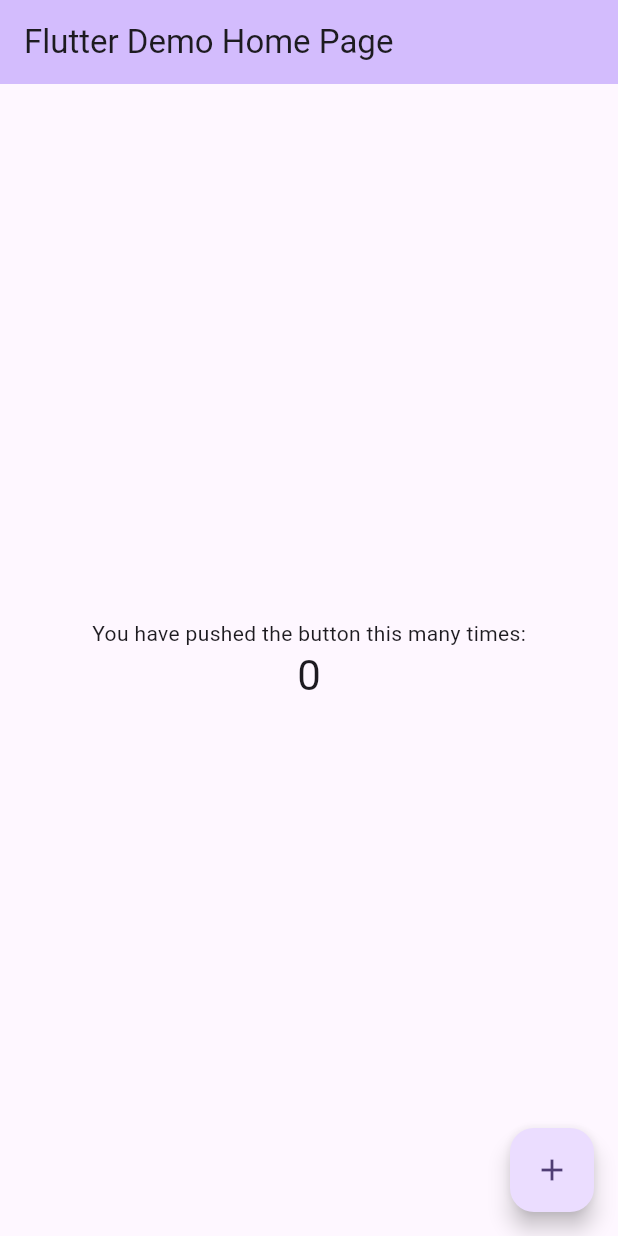
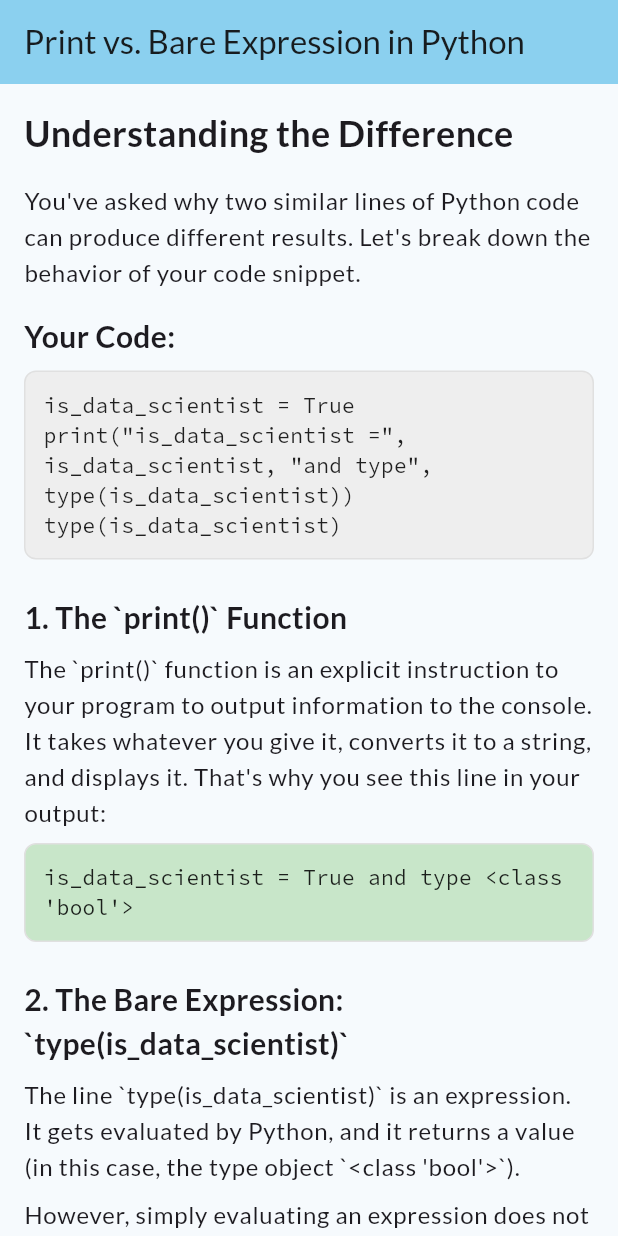
Before and after one commit to could-ai/019a486a-d7b4-7a4c-970e-a72b8088dee4, a Flutter app: the screen it shows after launch, on a phone screen of 412 x 824 dp. Run offline on Flutter 3.47's test engine with Material 3 defaults, Android fonts, the phone set to English and light mode, and no system bars; our stand-ins replace google_fonts.

Commit message:
I have created a Flutter application that provides a detailed explanation for your Python question. The app clarifies the fundamental difference between using the `print()` function and evaluating a bare expression in Python.
Key changes include:
- Replacing the default counter app with a new `CodeExplanationScreen`.
- This screen uses a `ListView` to present a clear, structured explanation.
- It breaks down why `print()` always produces output, while a bare expression like `type()` only shows output in specific interactive environments (like Jupyter or a REPL).
- Code snippets are highlighted in distinct blocks for better readability, using the `google_fonts` package for improved typography.
- The UI is designed to be clean and educational, directly addressing the core of your question about why the two code constructs behave differently.; To enhance the visual presentation of the code explanation screen, I have added the `google_fonts` package to the project's dependencies. This allows for the use of custom fonts, specifically for styling the text and making the code snippets more readable and distinct from the explanatory content. This change improves the overall user experience and clarity of the information presented in the app.

```diff
--- a/usr/lib/main.dart
+++ b/usr/lib/main.dart
@@ -1,4 +1,5 @@
 import 'package:flutter/material.dart';
+import 'package:google_fonts/google_fonts.dart';
 
 void main() {
   runApp(const MyApp());
@@ -7,114 +8,142 @@ void main() {
 class MyApp extends StatelessWidget {
   const MyApp({super.key});
 
-  // This widget is the root of your application.
   @override
   Widget build(BuildContext context) {
     return MaterialApp(
-      title: 'Flutter Demo',
+      title: 'Python Code Explanation',
       debugShowCheckedModeBanner: false,
       theme: ThemeData(
-        // This is the theme of your application.
-        //
-        // TRY THIS: Try running your application with "flutter run". You'll see
-        // the application has a purple toolbar. Then, without quitting the app,
-        // try changing the seedColor in the colorScheme below to Colors.green
-        // and then invoke "hot reload" (save your changes or press the "hot
-        // reload" button in a Flutter-supported IDE, or press "r" if you used
-        // the command line to start the app).
-        //
-        // Notice that the counter didn't reset back to zero; the application
-        // state is not lost during the reload. To reset the state, use hot
-        // restart instead.
-        //
-        // This works for code too, not just values: Most code changes can be
-        // tested with just a hot reload.
-        colorScheme: ColorScheme.fromSeed(seedColor: Colors.deepPurple),
+        colorScheme: ColorScheme.fromSeed(seedColor: Colors.blueGrey),
+        useMaterial3: true,
+        textTheme: GoogleFonts.latoTextTheme(),
       ),
-      home: const MyHomePage(title: 'Flutter Demo Home Page'),
+      home: const CodeExplanationScreen(),
     );
   }
 }
 
-class MyHomePage extends StatefulWidget {
-  const MyHomePage({super.key, required this.title});
-
-  // This widget is the home page of your application. It is stateful, meaning
-  // that it has a State object (defined below) that contains fields that affect
-  // how it looks.
-
-  // This class is the configuration for the state. It holds the values (in this
-  // case the title) provided by the parent (in this case the App widget) and
-  // used by the build method of the State. Fields in a Widget subclass are
-  // always marked "final".
-
-  final String title;
-
-  @override
-  State<MyHomePage> createState() => _MyHomePageState();
-}
-
-class _MyHomePageState extends State<MyHomePage> {
-  int _counter = 0;
-
-  void _incrementCounter() {
-    setState(() {
-      // This call to setState tells the Flutter framework that something has
-      // changed in this State, which causes it to rerun the build method below
-      // so that the display can reflect the updated values. If we changed
-      // _counter without calling setState(), then the build method would not be
-      // called again, and so nothing would appear to happen.
-      _counter++;
-    });
-  }
+class CodeExplanationScreen extends StatelessWidget {
+  const CodeExplanationScreen({super.key});
 
   @override
   Widget build(BuildContext context) {
-    // This method is rerun every time setState is called, for instance as done
-    // by the _incrementCounter method above.
-    //
-    // The Flutter framework has been optimized to make rerunning build methods
-    // fast, so that you can just rebuild anything that needs updating rather
-    // than having to individually change instances of widgets.
+    final codeStyle = GoogleFonts.sourceCodePro(
+      backgroundColor: Colors.grey[200],
+      color: Colors.black87,
+      fontSize: 14,
+    );
+    final textStyle =
+        Theme.of(context).textTheme.bodyLarge?.copyWith(height: 1.5);
+
     return Scaffold(
       appBar: AppBar(
-        // TRY THIS: Try changing the color here to a specific color (to
-        // Colors.amber, perhaps?) and trigger a hot reload to see the AppBar
-        // change color while the other colors stay the same.
+        title: const Text('Print vs. Bare Expression in Python'),
         backgroundColor: Theme.of(context).colorScheme.inversePrimary,
-        // Here we take the value from the MyHomePage object that was created by
-        // the App.build method, and use it to set our appbar title.
-        title: Text(widget.title),
       ),
-      body: Center(
-        // Center is a layout widget. It takes a single child and positions it
-        // in the middle of the parent.
-        child: Column(
-          // Column is also a layout widget. It takes a list of children and
-          // arranges them vertically. By default, it sizes itself to fit its
-          // children horizontally, and tries to be as tall as its parent.
-          //
-          // Column has various properties to control how it sizes itself and
-          // how it positions its children. Here we use mainAxisAlignment to
-          // center the children vertically; the main axis here is the vertical
-          // axis because Columns are vertical (the cross axis would be
-          // horizontal).
-          //
-          // TRY THIS: Invoke "debug painting" (choose the "Toggle Debug Paint"
-          // action in the IDE, or press "p" in the console), to see the
-          // wireframe for each widget.
-          mainAxisAlignment: MainAxisAlignment.center,
-          children: <Widget>[
-            const Text('You have pushed the button this many times:'),
-            Text('$_counter', style: Theme.of(context).textTheme.headlineMedium),
-          ],
-        ),
+      body: ListView(
+        padding: const EdgeInsets.all(16.0),
+        children: [
+          const Text(
+            'Understanding the Difference',
+            style: TextStyle(fontSize: 24, fontWeight: FontWeight.bold),
+          ),
+          const SizedBox(height: 16),
+          Text(
+            "You've asked why two similar lines of Python code can produce different results. Let's break down the behavior of your code snippet.",
+            style: textStyle,
+          ),
+          const SizedBox(height: 16),
+          const Text(
+            'Your Code:',
+            style: TextStyle(fontSize: 20, fontWeight: FontWeight.w600),
+          ),
+          const SizedBox(height: 8),
+          _buildCodeBlock(
+            '''
+is_data_scientist = True
+print("is_data_scientist =", is_data_scientist, "and type", type(is_data_scientist))
+type(is_data_scientist)
+''',
+            codeStyle,
+          ),
+          const SizedBox(height: 24),
+          const Text(
+            '1. The `print()` Function',
+            style: TextStyle(fontSize: 20, fontWeight: FontWeight.w600),
+          ),
+          const SizedBox(height: 8),
+          Text(
+            "The `print()` function is an explicit instruction to your program to output information to the console. It takes whatever you give it, converts it to a string, and displays it. That's why you see this line in your output:",
+            style: textStyle,
+          ),
+          const SizedBox(height: 8),
+          _buildCodeBlock(
+            'is_data_scientist = True and type <class \'bool\'>',
+            codeStyle.copyWith(backgroundColor: Colors.green[100]),
+          ),
+          const SizedBox(height: 24),
+          const Text(
+            '2. The Bare Expression: `type(is_data_scientist)`',
+            style: TextStyle(fontSize: 20, fontWeight: FontWeight.w600),
+          ),
+          const SizedBox(height: 8),
+          Text(
+            "The line `type(is_data_scientist)` is an expression. It gets evaluated by Python, and it returns a value (in this case, the type object `<class 'bool'>`).",
+            style: textStyle,
+          ),
+          const SizedBox(height: 8),
+          Text(
+            "However, simply evaluating an expression does not automatically print its result to the screen when running a script. The program calculates the result and, since you don't assign it to a variable or pass it to a function like `print()`, the result is discarded. Therefore, this line produces no visible output on its own in a standard script.",
+            style: textStyle,
+          ),
+          const SizedBox(height: 24),
+          const Text(
+            'The Key Difference: Interactive vs. Script Mode',
+            style: TextStyle(fontSize: 20, fontWeight: FontWeight.w600),
+          ),
+          const SizedBox(height: 8),
+          Text(
+            "The confusion often comes from the behavior of interactive environments like a Python REPL or a Jupyter/Colab notebook. In those environments, the result of the very last line of code in a cell is automatically printed for convenience. This is a feature of the interactive tool, not a core feature of the Python language itself.",
+            style: textStyle,
+          ),
+          const SizedBox(height: 8),
+          Text(
+            "So, if you ran your code in a notebook, you would see two lines of output:",
+            style: textStyle,
+          ),
+          const SizedBox(height: 8),
+          _buildCodeBlock(
+            '''
+is_data_scientist = True and type <class 'bool'>
+<class 'bool'>
+''',
+            codeStyle.copyWith(backgroundColor: Colors.green[100]),
+          ),
+          const SizedBox(height: 24),
+          const Text(
+            'Conclusion',
+            style: TextStyle(fontSize: 20, fontWeight: FontWeight.w600),
+          ),
+          const SizedBox(height: 8),
+          Text(
+            "Always use the `print()` function when you want to guarantee that output will be displayed on the console, regardless of the environment you are running the code in.",
+            style: textStyle,
+          ),
+        ],
       ),
-      floatingActionButton: FloatingActionButton(
-        onPressed: _incrementCounter,
-        tooltip: 'Increment',
-        child: const Icon(Icons.add),
-      ), // This trailing comma makes auto-formatting nicer for build methods.
+    );
+  }
+
+  Widget _buildCodeBlock(String text, TextStyle style) {
+    return Container(
+      padding: const EdgeInsets.all(12.0),
+      decoration: BoxDecoration(
+        color: style.backgroundColor,
+        borderRadius: BorderRadius.circular(8.0),
+        border: Border.all(color: Colors.grey[300]!),
+      ),
+      child: Text(text.trim(), style: style),
     );
   }
 }
```
Also changed, not shown: usr/pubspec.yaml (+3 -71 lines).
